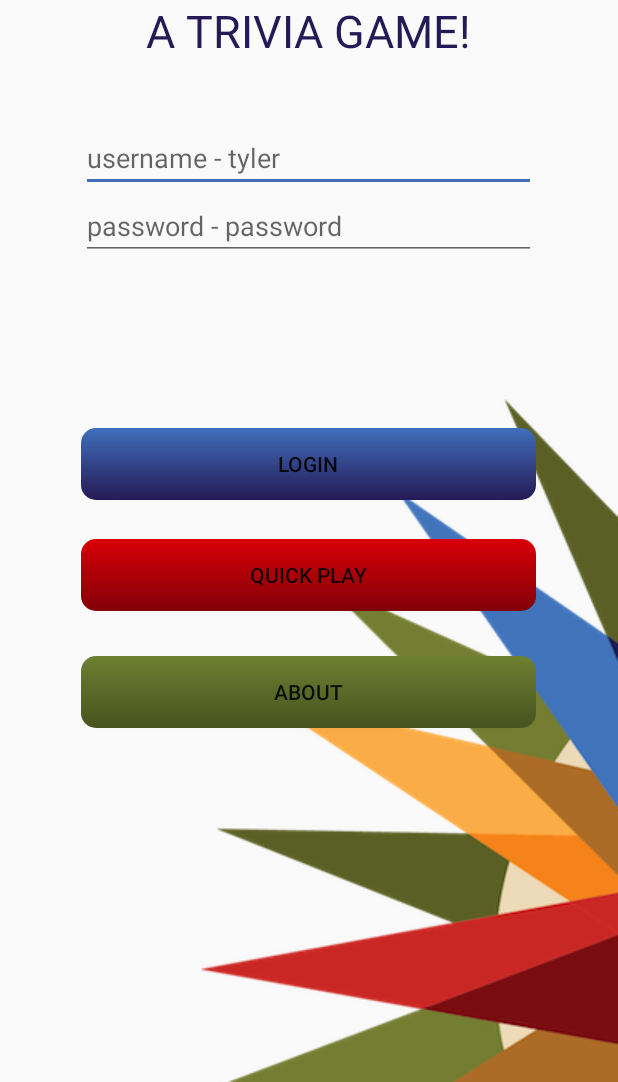
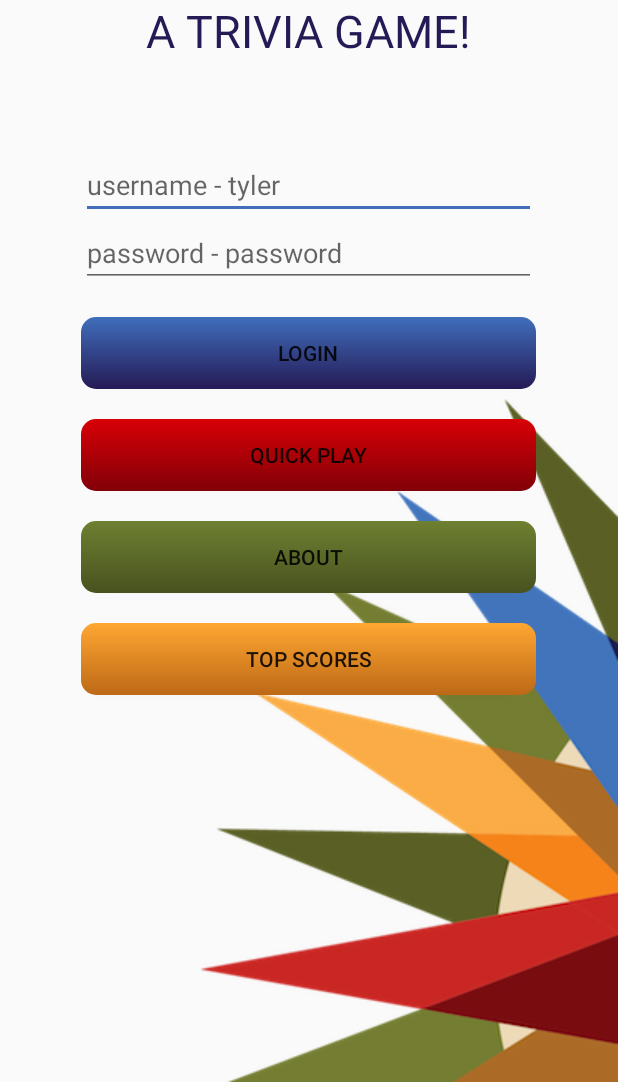
Before and after one commit to tcsuder/TrueNorthGame-Android, an Android app: the screen it shows after launch (MainActivity), on a phone screen of 412 x 824 dp, the part 154-1236 px from its top. Run offline under Robolectric (Android 15) with nearby library versions, the phone set to English and light mode, and no system bars; our stand-ins replace ButterKnife.

Commit message:
display players in top scores

```diff
--- a/app/src/main/java/com/tylersuderman/truenorthgame/MainActivity.java
+++ b/app/src/main/java/com/tylersuderman/truenorthgame/MainActivity.java
@@ -17,6 +17,7 @@ public class MainActivity extends AppCompatActivity implements View.OnClickListe
     @Bind(R.id.quickPlayButton) Button mPlayButton;
     @Bind(R.id.loginButton) Button mLoginButton;
     @Bind(R.id.aboutButton) Button mAboutButton;
+    @Bind(R.id.topScoresButton) Button mTopScoreButton;
     @Bind(R.id.usernameEditText) EditText mUsernameEditText;
     @Bind(R.id.passwordEditText) EditText mPasswordEditText;
 
@@ -30,6 +31,7 @@ public class MainActivity extends AppCompatActivity implements View.OnClickListe
         mPlayButton.setOnClickListener(this);
         mLoginButton.setOnClickListener(this);
         mAboutButton.setOnClickListener(this);
+        mTopScoreButton.setOnClickListener(this);
     }
 
     @Override
@@ -67,6 +69,9 @@ public class MainActivity extends AppCompatActivity implements View.OnClickListe
                 Intent aboutIntent = new Intent(MainActivity.this, AboutActivity.class);
                 startActivity(aboutIntent);
                 break;
+            case R.id.topScoresButton:
+                Intent topScoresIntent = new Intent(MainActivity.this, TopScoresActivity.class);
+                startActivity(topScoresIntent);
             default:
                 break;
 
--- /dev/null
+++ b/app/src/main/res/drawable/top_score_button_pressed.xml
@@ -0,0 +1,21 @@
+<?xml version="1.0" encoding="utf-8"?>
+<shape xmlns:android="http://schemas.android.com/apk/res/android"
+    android:shape="rectangle">
+
+    <gradient
+        android:angle="270"
+        android:startColor="@color/colorSecondaryText"
+        android:endColor="@color/colorSecondaryText" />
+
+    <corners
+        android:radius="10dp"/>
+
+    <padding
+        android:bottom="7dp"
+        android:left="7dp"
+        android:right="7dp"
+        android:top="7dp" />
+
+
+
+</shape>
--- /dev/null
+++ b/app/src/main/res/drawable/top_scores_button.xml
@@ -0,0 +1,28 @@
+<?xml version="1.0" encoding="utf-8"?>
+<selector xmlns:android="http://schemas.android.com/apk/res/android">
+
+    <padding
+        android:bottom="7dp"
+        android:left="7dp"
+        android:right="7dp"
+        android:top="7dp" />
+
+    <item
+        android:drawable="@drawable/top_scores_button_focus"
+        android:state_enabled="false" />
+
+    <item
+        android:state_pressed="true"
+        android:state_enabled="true"
+        android:drawable="@drawable/top_score_button_pressed" />
+
+    <item
+        android:state_focused="true"
+        android:state_enabled="true"
+        android:drawable="@drawable/top_scores_button_focus" />
+
+    <item
+        android:state_enabled="true"
+        android:drawable="@drawable/top_scores_button_focus" />
+
+</selector>
--- /dev/null
+++ b/app/src/main/res/drawable/top_scores_button_focus.xml
@@ -0,0 +1,20 @@
+<?xml version="1.0" encoding="utf-8"?>
+<shape xmlns:android="http://schemas.android.com/apk/res/android"
+    android:shape="rectangle">
+
+    <gradient
+        android:angle="270"
+        android:startColor="@color/colorPrimaryLight"
+        android:endColor="@color/colorSecondaryText"/>
+
+    <corners
+        android:radius="10dp"/>
+
+    <padding
+        android:bottom="7dp"
+        android:left="7dp"
+        android:right="7dp"
+        android:top="7dp" />
+
+
+</shape>
--- a/app/src/main/res/layout/activity_main.xml
+++ b/app/src/main/res/layout/activity_main.xml
@@ -42,7 +42,7 @@
         android:text="login"
         android:id="@+id/loginButton"
         android:background="@drawable/login_button"
-        android:layout_centerVertical="true"
+        android:layout_below="@+id/passwordEditText"
         android:layout_alignLeft="@+id/quickPlayButton"
         android:layout_alignStart="@+id/quickPlayButton"
         android:layout_alignRight="@+id/quickPlayButton"
@@ -57,7 +57,7 @@
         android:layout_below="@+id/loginButton"
         android:layout_alignLeft="@+id/appTitleTextView"
         android:layout_alignStart="@+id/appTitleTextView"
-        android:layout_marginTop="26dp"
+        android:layout_marginTop="20dp"
         android:layout_alignRight="@+id/appTitleTextView"
         android:layout_alignEnd="@+id/appTitleTextView" />
 
@@ -70,16 +70,29 @@
         android:layout_below="@+id/quickPlayButton"
         android:layout_alignLeft="@+id/quickPlayButton"
         android:layout_alignStart="@+id/quickPlayButton"
-        android:layout_marginTop="30dp"
+        android:layout_marginTop="20dp"
         android:layout_alignRight="@+id/quickPlayButton"
         android:layout_alignEnd="@+id/quickPlayButton" />
+
+    <Button
+        android:layout_width="wrap_content"
+        android:layout_height="wrap_content"
+        android:text="Top Scores"
+        android:id="@+id/topScoresButton"
+        android:background="@drawable/top_scores_button"
+        android:layout_marginTop="20dp"
+        android:layout_below="@+id/aboutButton"
+        android:layout_alignLeft="@+id/aboutButton"
+        android:layout_alignStart="@+id/aboutButton"
+        android:layout_alignRight="@+id/aboutButton"
+        android:layout_alignEnd="@+id/aboutButton" />
 
     <EditText
         android:layout_width="wrap_content"
         android:layout_height="wrap_content"
         android:id="@+id/usernameEditText"
         android:layout_below="@+id/appSubtitleTextView"
-        android:layout_marginTop="42dp"
+        android:layout_marginTop="60dp"
         android:hint="username - tyler"
         android:layout_alignLeft="@+id/loginButton"
         android:layout_alignStart="@+id/loginButton"
@@ -91,6 +104,7 @@
         android:layout_height="wrap_content"
         android:id="@+id/passwordEditText"
         android:hint="password - password"
+        android:layout_marginBottom="20dp"
         android:layout_below="@+id/usernameEditText"
         android:layout_alignRight="@+id/usernameEditText"
         android:layout_alignEnd="@+id/usernameEditText"
```
Also changed, not shown: app/src/main/AndroidManifest.xml (+4 -5 lines), app/src/main/java/com/tylersuderman/truenorthgame/City.java (added, +30 -0 lines), app/src/main/java/com/tylersuderman/truenorthgame/GameRoundActivity.java (+15 -0 lines), app/src/main/java/com/tylersuderman/truenorthgame/Player.java (added, +49 -0 lines), app/src/main/java/com/tylersuderman/truenorthgame/TopScoresActivity.java (added, +29 -0 lines), app/src/main/res/layout/activity_game_round.xml (+28 -0 lines), app/src/main/res/layout/activity_top_scores.xml (added, +27 -0 lines).
